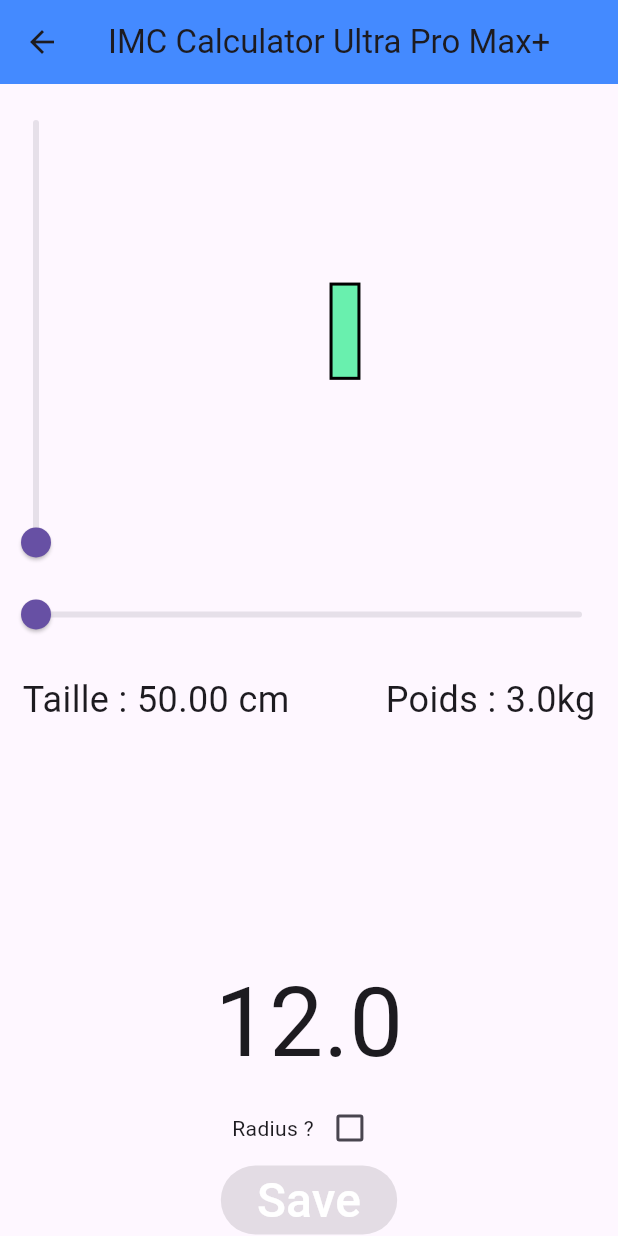
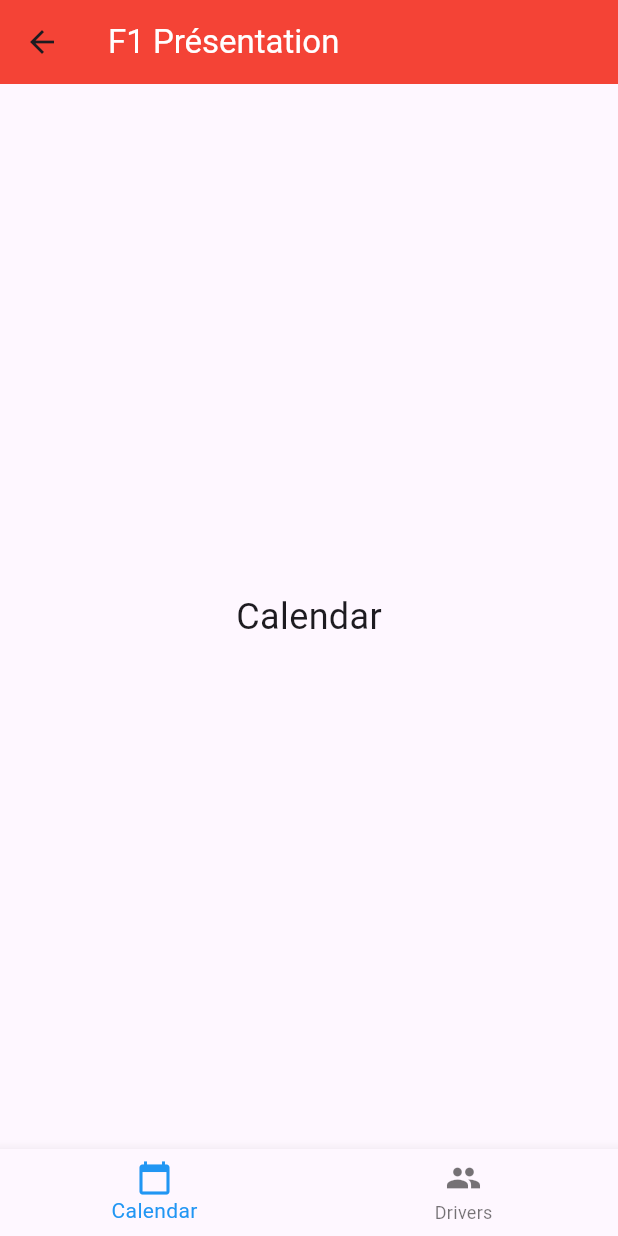
Before and after one commit to victorusrex/groupe_D, a Flutter app: the HomeRoute screen opened directly, on a phone screen of 412 x 824 dp. Run offline on Flutter 3.47's test engine with Material 3 defaults, Android fonts, the phone set to English and light mode, and no system bars.

Commit message:
V1 Accueil + BottomNavBar check

```diff
--- a/lib/app/imc_app.dart
+++ b/lib/app/imc_app.dart
@@ -1,6 +1,5 @@
-import 'package:demo6/routes/home/home_route.dart';
-import 'package:demo6/routes/menu/menu_route.dart';
 import 'package:flutter/material.dart';
+import '../routes/accueil/accueil_route.dart';
 
 class ImcApp extends StatelessWidget {
   const ImcApp({super.key});
@@ -8,13 +7,13 @@ class ImcApp extends StatelessWidget {
   @override
   Widget build(BuildContext context) {
     return MaterialApp(
-      title: 'IMC Calculator Ultra Pro Max+',
+      title: 'F1',
       theme: ThemeData(
         appBarTheme: AppBarTheme(
           color: Colors.blueAccent
         )
       ),
-      home: const MenuRoute(),
+      home: const AccueilRoute(),
     );
   }
 }
--- a/lib/common/imc.dart
+++ /dev/null
@@ -1,26 +0,0 @@
-import 'dart:math';
-
-import 'package:flutter/material.dart';
-
-class Imc extends StatelessWidget {
-
-  final double poidsKg;
-  final double tailleCm;
-  const Imc({super.key, this.poidsKg = 0, this.tailleCm = 0});
-
-  @override
-  Widget build(BuildContext context) {
-
-    if (tailleCm == 0){
-      throw Exception("taille cannot be zero");
-    }
-
-    final num taille2 = pow(tailleCm/100.0, 2);
-    final double imc = poidsKg / taille2 ;
-
-    return Text(
-      imc.toStringAsFixed(1),
-      style : const TextStyle(fontSize: 64),
-    );
-  }
-}
--- a/lib/common/poids.dart
+++ /dev/null
@@ -1,13 +0,0 @@
-import 'package:flutter/material.dart';
-
-class Poids extends StatelessWidget {
-  final double value;
-  const Poids(this.value , {super.key});
-
-  @override
-  Widget build(BuildContext context) {
-    return Text("Poids : ${value.toStringAsFixed(1)}kg",
-        style: const TextStyle(fontSize: 24)
-    );
-  }
-}
--- a/lib/common/square.dart
+++ /dev/null
@@ -1,36 +0,0 @@
-import 'dart:math';
-
-import 'package:flutter/material.dart';
-
-class Square extends StatelessWidget {
-  final Color color;
-  final double hauteur;
-  final double largueur;
-  final bool applyRadius;
-
-  const Square(this.color, {super.key, this.hauteur = 128, this.largueur = 128, this.applyRadius = true});
-
-  @override
-  Widget build(BuildContext context) {
-
-    double r = 0 ;
-    if(applyRadius) {
-      r = 0.2 + max(largueur, hauteur?? 128);
-    }
-
-    return AnimatedContainer(
-      width: largueur,
-      height: hauteur,
-      curve: Curves.elasticOut,
-      decoration: BoxDecoration(
-        shape: BoxShape.rectangle,
-        color: color,
-        border: Border.all(
-          color: Colors.black,
-          width: 2
-        ),
-        borderRadius: BorderRadius.circular(r)
-      ), duration: Duration (milliseconds: 1750),
-    );
-  }
-}
--- a/lib/common/taille.dart
+++ /dev/null
@@ -1,16 +0,0 @@
-import 'dart:math';
-
-import 'package:flutter/material.dart';
-
-class Taille extends StatelessWidget {
-  final double value;
-  const Taille(this.value , {super.key});
-
-  @override
-  Widget build(BuildContext context) {
-
-    return Text("Taille : ${value.toStringAsFixed(2)} cm",
-      style: const TextStyle(fontSize: 24)
-    );
-  }
-}
--- /dev/null
+++ b/lib/routes/accueil/accueil_route.dart
@@ -0,0 +1,37 @@
+import 'package:flutter/material.dart';
+
+import '../home/home_route.dart';
+
+
+class AccueilRoute extends StatelessWidget {
+  const AccueilRoute({super.key});
+
+  @override
+  Widget build(BuildContext context) {
+    return Scaffold(
+      backgroundColor: Colors.blueGrey,
+      body: Column(
+        mainAxisAlignment: MainAxisAlignment.center,
+        children: [
+          Center(
+            child: Image.asset("assets/images/logo.png"),
+          ),
+          SizedBox(height: 30),
+          Center(
+            child: ElevatedButton(
+              onPressed: () => _goToCalendar(context),
+              child: Text('F1 Presentation'),
+            ),
+          ),
+        ],
+      ),
+    );
+  }
+
+  void _goToCalendar(BuildContext context) {
+    Navigator.push(
+      context,
+      MaterialPageRoute(builder: (context) => HomeRoute()),
+    );
+  }
+}
--- a/lib/routes/home/home_route.dart
+++ b/lib/routes/home/home_route.dart
@@ -1,14 +1,19 @@
-import 'package:demo6/routes/home/home_route_body.dart';
 import 'package:flutter/material.dart';
 
+import 'home_route_body.dart';
+
 class HomeRoute extends StatelessWidget {
-  const HomeRoute({super.key});
+  const HomeRoute({Key? key});
 
   @override
   Widget build(BuildContext context) {
     return Scaffold(
       appBar: AppBar(
-        title: const Text("IMC Calculator Ultra Pro Max+")
+        title: const Text(
+          "F1 Présentation",
+          style: TextStyle(color: Colors.white), // Définir la couleur du texte en blanc
+        ),
+        backgroundColor: Colors.red, // Définir la couleur de l'AppBar en rouge
       ),
       body: const HomeRouteBody(),
     );
--- a/lib/routes/home/home_route_body.dart
+++ b/lib/routes/home/home_route_body.dart
@@ -1,12 +1,4 @@
-import 'dart:math';
-
-import 'package:demo6/common/square.dart';
 import 'package:flutter/material.dart';
-import 'package:shared_preferences/shared_preferences.dart';
-
-import '../../common/imc.dart';
-import '../../common/poids.dart';
-import '../../common/taille.dart';
 
 class HomeRouteBody extends StatefulWidget {
   const HomeRouteBody({Key? key}) : super(key: key);
@@ -16,152 +8,47 @@ class HomeRouteBody extends StatefulWidget {
 }
 
 class _HomeRouteBodyState extends State<HomeRouteBody> {
+  int _selectedIndex = 0;
 
-  double poids = 3.0;
-  double taille = 50.0;
-
-  bool initialized = false ;
-  bool hasChange = false ;
-  bool applyRadius = false;
+  static const List<Widget> _widgetOptions = <Widget>[
+    Text(
+      'Calendar',
+      style: TextStyle(fontSize: 24),
+    ),
+    Text(
+      'Drivers',
+      style: TextStyle(fontSize: 24),
+    ),
+  ];
 
   @override
   Widget build(BuildContext context) {
+    return Scaffold(
+      body: Center(
+        child: _widgetOptions.elementAt(_selectedIndex),
+      ),
+      bottomNavigationBar: BottomNavigationBar(
+        items: const <BottomNavigationBarItem>[
+          BottomNavigationBarItem(
+            icon: Icon(Icons.calendar_today),
+            label: 'Calendar',
+          ),
+          BottomNavigationBarItem(
+            icon: Icon(Icons.people),
+            label: 'Drivers',
 
-    // Initialisation des valeurs fron SharedPerferences
-
-    if (!initialized) {
-      SharedPreferences.getInstance().then((prefs) {
-        var poids = prefs.getDouble('poids');
-        var taille = prefs.getDouble('taille');
-
-        setState(() {
-          this.poids = poids ?? 3.0;
-          this.taille = taille ?? 50.0;
-          this.initialized = true;
-        });
-      });
-    }
-
-
-    return Column(
-      mainAxisAlignment: MainAxisAlignment.center,
-      crossAxisAlignment: CrossAxisAlignment.center,
-      children: [
-        SizedBox(
-          height: MediaQuery.of(context).size.height* 0.4,
-          child: Row(
-            children: [
-              RotatedBox(
-                  quarterTurns: -1,
-                  child: Slider(
-                      value: taille, onChanged: onChanged2, min: 50, max: 200)),
-              Expanded(
-                child: Center(
-                  child: Square(calculateColor(), hauteur: calculeHeight(), applyRadius: applyRadius,
-                      largueur: calculeWidth()),
-                ),
-              ),
-            ],
           ),
-        ),
-
-        Slider(value: poids, onChanged: onChanged, min: 3, max: 200),
-
-
-        Padding(
-          padding: EdgeInsets.symmetric(vertical: 16, horizontal: 15),
-          child: Row(
-            mainAxisAlignment: MainAxisAlignment.spaceBetween,
-            children: [
-              Taille(taille),
-              Poids(poids),
-            ],
-          ),
-        ),
-        const Expanded(child: SizedBox()),
-        Imc(tailleCm: taille, poidsKg: poids),
-        Row(
-          mainAxisAlignment: MainAxisAlignment.center,
-          children: [
-            const Text("Radius ?"),
-            Checkbox(value: applyRadius, onChanged: onRadiusChanged),
-          ],
-        ),
-        ElevatedButton(
-            onPressed: hasChange ? onSave : null,
-            child: const Text('Save', style: TextStyle(fontSize: 32, color: Colors.white),
-            ),
-            style: ElevatedButton.styleFrom(backgroundColor: Colors.green),
-        )
-
-      ],
+        ],
+        currentIndex: _selectedIndex,
+        selectedItemColor: Colors.blue,
+        onTap: _onItemTapped,
+      ),
     );
   }
 
-  void onChanged(double value) {
+  void _onItemTapped(int index) {
     setState(() {
-      poids = value;
-      hasChange = true ;
-    });
-  }
-
-  void onChanged2(double value) {
-    setState(() {
-      taille = value;
-      hasChange = true ;
-    });
-  }
-
-  double calculeWidth() {
-    return _calc(context, poids, 3.0, 200.0);
-  }
-
-  double calculeHeight() {
-    return _calc(context, taille, 3, 200);
-  }
-
-  double _calc(BuildContext context, double value, double min, double max) {
-    final double screenWidth = MediaQuery
-        .of(context)
-        .size
-        .width;
-    final double ratio = (value - min) / (max - min);
-    final double percent = (45.0 * ratio) + 5.0;
-    return screenWidth * (percent / 100.0);
-  }
-
-  Color calculateColor() {
-    final num taille2 = pow(taille/100.0, 2);
-    final double imc = poids / taille2;
-
-    if (imc < 10.5) {
-      return Colors.blueAccent;
-    } else if (imc < 24.9) {
-      return Colors.greenAccent;
-    } else if (imc < 29.9) {
-      return Colors.yellow;
-    } else if (imc < 34.9) {
-      return Colors.orange;
-    } else if (imc < 39.9) {
-      return Colors.deepOrange;
-    } else {
-      return Colors.black;
-    }
-  }
-
-  void onSave() async {
-    final prefs = await SharedPreferences.getInstance();
-
-    prefs.setDouble('poids', poids);
-    prefs.setDouble('taille', taille);
-    setState(() {
-      hasChange = false ;
-    });
-  }
-
-  void onRadiusChanged(bool? value) {
-    setState(() {
-      applyRadius = value == null || value;
+      _selectedIndex = index;
     });
   }
 }
--- a/lib/routes/menu/menu_route.dart
+++ /dev/null
@@ -1,32 +0,0 @@
-import 'package:flutter/material.dart';
-
-import '../home/home_route.dart';
-
-class MenuRoute extends StatelessWidget {
-  const MenuRoute({Key? key});
-
-  @override
-  Widget build(BuildContext context) {
-    return Scaffold(
-      backgroundColor: Colors.yellow,
-      body: Column(
-          mainAxisAlignment: MainAxisAlignment.center,
-          children: [
-            Image.asset("assets/images/logo.png"),
-            SizedBox(height: 20),
-            ElevatedButton(
-              onPressed: () => _goToHome(context),
-              child: Text('Clique '),
-            ),
-          ],
-      )
-    );
-  }
-
-  void _goToHome(BuildContext context) {
-    Navigator.push(
-        context,
-        MaterialPageRoute(builder: (context) => const HomeRoute()),
-    );
-  }
-}
```
Also changed, not shown: assets/images/logo.png.
